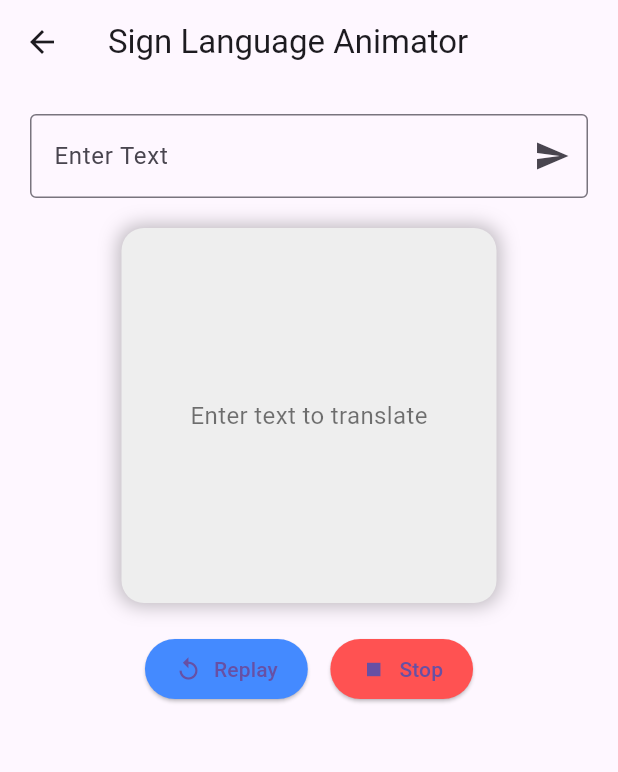
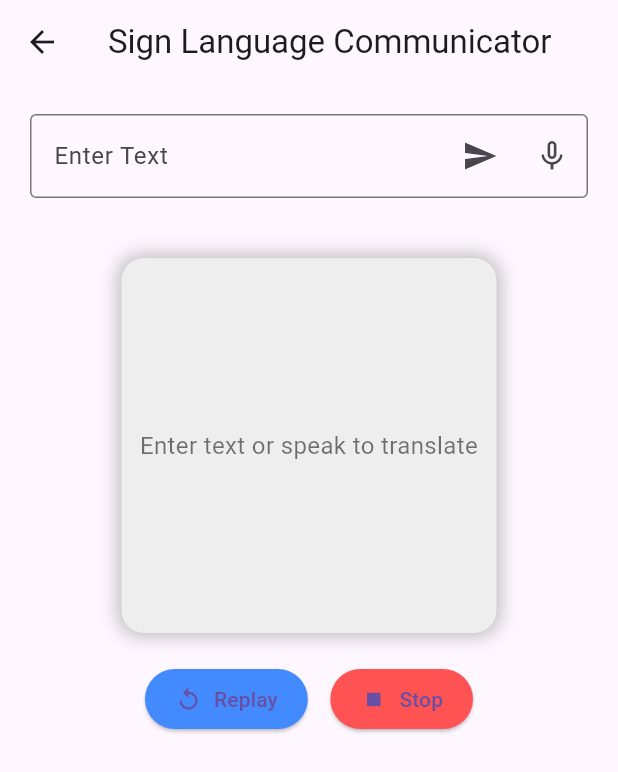
Before and after one commit to Xollll/signspeak, a Flutter app: the AppUsageTutorialPage screen opened by its route, after a tap on "Continue to App", after a tap on "Communicate", on a phone screen of 412 x 824 dp. Shown: the top 772 px of the screen. Run offline on Flutter 3.47's test engine with Material 3 defaults, Android fonts, the phone set to English and light mode, and no system bars; our stand-ins replace cloud_firestore, elegant_notification, firebase_auth, firebase_core, google_sign_in, shared_preferences and 1 more; missing offline and left inert: sign_button; accounts and stored records are empty; generated files the repository leaves out were written again.

Commit message:
update homepage.dart and communicator.dart style

```diff
--- a/lib/communication/communicator.dart
+++ b/lib/communication/communicator.dart
@@ -1,4 +1,5 @@
 import 'package:flutter/material.dart';
+import 'package:speech_to_text/speech_to_text.dart' as stt;
 
 class SignAnimator extends StatefulWidget {
   @override
@@ -11,7 +12,10 @@ class _SignAnimatorState extends State<SignAnimator> {
   int currentIndex = 0;
   bool isPlaying = false;
 
-  // Map of letters to image assets
+  late stt.SpeechToText _speech;
+  bool _isListening = false;
+  String _spokenText = '';
+
   final Map<String, String> signImages = {
     'A': 'assets/images/sign/A.png',
     'B': 'assets/images/sign/B.png',
@@ -41,7 +45,12 @@ class _SignAnimatorState extends State<SignAnimator> {
     'Z': 'assets/images/sign/Z.png',
   };
 
-  // Convert user input text to sign images
+  @override
+  void initState() {
+    super.initState();
+    _speech = stt.SpeechToText();
+  }
+
   void convertTextToSign(String text) {
     setState(() {
       imagePaths = [];
@@ -58,15 +67,14 @@ class _SignAnimatorState extends State<SignAnimator> {
     }
   }
 
-  // Animate sign images in sequence
   void startAnimation() async {
     setState(() {
       isPlaying = true;
     });
 
     for (int i = 0; i < imagePaths.length; i++) {
-      if (!isPlaying) return; // Stop animation if paused
-      await Future.delayed(Duration(milliseconds: 800)); // Delay per frame
+      if (!isPlaying) return;
+      await Future.delayed(Duration(milliseconds: 800));
       if (mounted) {
         setState(() {
           currentIndex = i;
@@ -79,14 +87,12 @@ class _SignAnimatorState extends State<SignAnimator> {
     });
   }
 
-  // Stop the animation
   void stopAnimation() {
     setState(() {
       isPlaying = false;
     });
   }
 
-  // Restart the animation
   void restartAnimation() {
     if (imagePaths.isNotEmpty) {
       setState(() {
@@ -96,10 +102,31 @@ class _SignAnimatorState extends State<SignAnimator> {
     }
   }
 
+  void listen() async {
+    if (!_isListening) {
+      bool available = await _speech.initialize();
+      if (available) {
+        setState(() => _isListening = true);
+        _speech.listen(
+          onResult: (result) {
+            setState(() {
+              _spokenText = result.recognizedWords;
+              _controller.text = _spokenText;
+              convertTextToSign(_spokenText);
+            });
+          },
+        );
+      }
+    } else {
+      setState(() => _isListening = false);
+      _speech.stop();
+    }
+  }
+
   @override
   Widget build(BuildContext context) {
     return Scaffold(
-      appBar: AppBar(title: Text("Sign Language Animator")),
+      appBar: AppBar(title: Text("Sign Language Communicator")),
       body: Padding(
         padding: const EdgeInsets.all(20.0),
         child: Column(
@@ -109,12 +136,30 @@ class _SignAnimatorState extends State<SignAnimator> {
               decoration: InputDecoration(
                 labelText: "Enter Text",
                 border: OutlineInputBorder(),
-                suffixIcon: IconButton(
-                  icon: Icon(Icons.send),
-                  onPressed: () => convertTextToSign(_controller.text),
+                suffixIcon: Row(
+                  mainAxisSize: MainAxisSize.min,
+                  children: [
+                    IconButton(
+                      icon: Icon(Icons.send),
+                      onPressed: () => convertTextToSign(_controller.text),
+                    ),
+                    IconButton(
+                      icon: Icon(_isListening ? Icons.mic : Icons.mic_none),
+                      onPressed: listen,
+                    ),
+                  ],
                 ),
               ),
             ),
+            SizedBox(height: 20),
+
+            // Optional: Show recognized voice text
+            if (_spokenText.isNotEmpty)
+              Text(
+                'You said: $_spokenText',
+                style: TextStyle(fontSize: 16, fontWeight: FontWeight.w500),
+              ),
+
             SizedBox(height: 20),
 
             // Display sign animation
@@ -145,7 +190,8 @@ class _SignAnimatorState extends State<SignAnimator> {
                           height: 200,
                         )
                       : Text(
-                          "Enter text to translate",
+                          "Enter text or speak to translate",
+                          textAlign: TextAlign.center,
                           style: TextStyle(fontSize: 16, color: Colors.black54),
                         ),
                 ),
--- a/lib/dashboard/homepage.dart
+++ b/lib/dashboard/homepage.dart
@@ -39,9 +39,7 @@ class Homepage extends StatelessWidget {
         title: Text("Welcome, $userName"),
         backgroundColor: Colors.blueGrey,
       ),
-      backgroundColor: Colors.blueGrey,
       body: SafeArea(
-
         child: Padding(
           padding: const EdgeInsets.all(16.0),
           child: Row(
@@ -53,9 +51,9 @@ class Homepage extends StatelessWidget {
                   context,
                   icon: Icons.translate,
                   title: 'Recognize',
+                  color: Colors.lightBlueAccent,
                   onTap: () => _navigateToTranslation(context),
                   height: double.infinity,
-
                 ),
               ),
               const SizedBox(width: 16),
@@ -69,6 +67,7 @@ class Homepage extends StatelessWidget {
                         context,
                         icon: Icons.chat,
                         title: 'Communicate',
+                        color: Colors.tealAccent,
                         onTap: () => _navigateToCommunication(context),
                       ),
                     ),
@@ -77,7 +76,8 @@ class Homepage extends StatelessWidget {
                       child: _buildCard(
                         context,
                         icon: Icons.menu_book,
-                        title: 'Tutorial',
+                        title: 'Sign Tutorial',
+                        color: Colors.orangeAccent,
                         onTap: () => _navigateToTutorial(context),
                       ),
                     ),
@@ -96,6 +96,7 @@ class Homepage extends StatelessWidget {
     required IconData icon,
     required String title,
     required VoidCallback onTap,
+    required Color color,
     double? height,
   }) {
     return Card(
@@ -108,16 +109,21 @@ class Homepage extends StatelessWidget {
           height: height,
           width: double.infinity,
           padding: const EdgeInsets.symmetric(vertical: 24, horizontal: 16),
+          decoration: BoxDecoration(
+            color: color,
+            borderRadius: BorderRadius.circular(20),
+          ),
           child: Column(
             mainAxisAlignment: MainAxisAlignment.center,
             children: [
-              Icon(icon, size: 40, color: Colors.green),
+              Icon(icon, size: 40, color: Colors.white),
               const SizedBox(height: 16),
               Text(
                 title,
                 style: const TextStyle(
                   fontSize: 20,
                   fontWeight: FontWeight.w600,
+                  color: Colors.white,
                 ),
               ),
             ],
--- a/lib/tutorialapp.dart
+++ b/lib/tutorialapp.dart
@@ -24,7 +24,7 @@ class AppUsageTutorialPage extends StatelessWidget {
                 ),
                 const SizedBox(height: 12),
                 const Text(
-                  'This app helps you translate, learn, and communicate using sign language. Here’s how to get started:',
+                  'This app helps you translate, learn and communicate using sign language. Here’s how to get started:',
                   style: TextStyle(fontSize: 16),
                 ),
                 const SizedBox(height: 24),
@@ -73,7 +73,7 @@ class AppUsageTutorialPage extends StatelessWidget {
   await prefs.setBool('hasSeenTutorial', true);  // Mark the tutorial as seen
 
   // Navigate to the homepage after the tutorial is done
-  Navigator.pushReplacementNamed(context, '/home');  // Or use the actual route for your homepage
+  Navigator.pushReplacementNamed(context, '/home');
 },
 
               child: const Text("Continue to App", style: TextStyle(fontSize: 16)),
--- a/pubspec.yaml
+++ b/pubspec.yaml
@@ -28,8 +28,11 @@ environment:
 # the latest version available on pub.dev. To see which dependencies have newer
 # versions available, run `flutter pub outdated`.
 dependencies:
+
   flutter:
     sdk: flutter
+  shared_preferences: ^2.2.2
+  speech_to_text: ^6.4.1
 
 
   # The following adds the Cupertino Icons font to your application.
@@ -43,7 +46,7 @@ dependencies:
   elegant_notification: ^2.4.4
 
 dev_dependencies:
-  shared_preferences: ^2.2.2
+
   flutter_test:
     sdk: flutter
 
```
Also changed, not shown: pubspec.lock, 2 other files.
